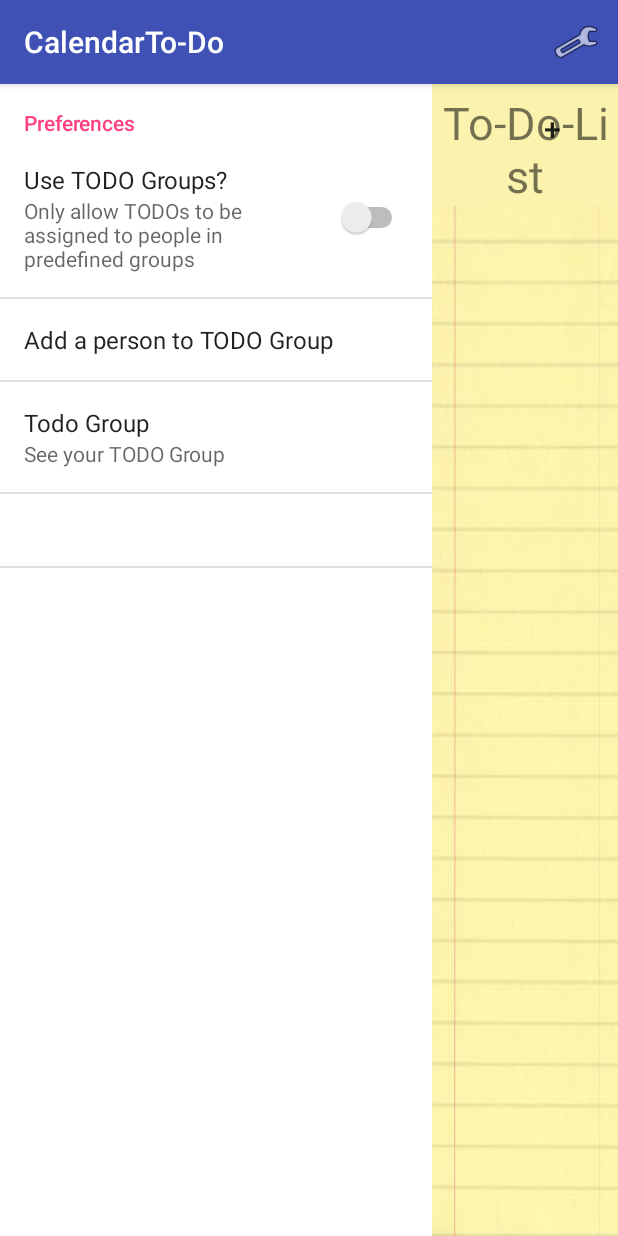
After one commit to rgrambo/calendar-todo, an Android app: the fragment Preference placed in its activity, on a phone screen of 412 x 824 dp. The commit adds this screen. Run offline under Robolectric (Android 15) with nearby library versions, the phone set to English and light mode, and no system bars.

Commit message:
Dont break please

```diff
--- a/CalendarTo-Do/app/build.gradle
+++ b/CalendarTo-Do/app/build.gradle
@@ -25,4 +25,5 @@ dependencies {
     compile 'com.android.support:appcompat-v7:23.1.1'
     compile 'com.android.support:support-v4:23.1.1'
     compile 'joda-time:joda-time:2.9.2'
+    compile 'com.google.code.gson:gson:2.6.2'
 }
--- /dev/null
+++ b/CalendarTo-Do/app/src/main/java/edu/uw/rgrambo/calendarto_do/Preference.java
@@ -0,0 +1,94 @@
+package edu.uw.rgrambo.calendarto_do;
+
+import android.content.SharedPreferences;
+import android.graphics.Color;
+import android.os.Bundle;
+import android.preference.CheckBoxPreference;
+import android.preference.EditTextPreference;
+import android.preference.ListPreference;
+import android.preference.MultiSelectListPreference;
+import android.preference.PreferenceCategory;
+import android.preference.PreferenceFragment;
+import android.preference.PreferenceManager;
+import android.util.Log;
+
+import com.google.gson.Gson;
+
+import org.json.JSONArray;
+
+import java.lang.reflect.Array;
+import java.util.ArrayList;
+import java.util.Arrays;
+import java.util.List;
+
+import edu.uw.rgrambo.calendarto_do.R;
+
+/**
+ * Created by holdenstegman on 3/9/16.
+ */
+public class Preference extends PreferenceFragment implements SharedPreferences.OnSharedPreferenceChangeListener {
+    public Preference() {
+        // Required empty public constructor
+    }
+
+    @Override
+    public void onCreate(Bundle savedInstanceState) {
+        super.onCreate(savedInstanceState);
+        addPreferencesFromResource(R.xml.preference);
+
+//        EditTextPreference editTextPreference = (EditTextPreference) findPreference("test");
+//        PreferenceCategory preferenceCategory = (PreferenceCategory) findPreference("category");
+//        preferenceCategory.removePreference(editTextPreference);
+    }
+
+
+    @Override
+    public void onActivityCreated(Bundle savedInstanceState) {
+        getView().setBackgroundColor(Color.parseColor("#FFFFFF"));
+        super.onActivityCreated(savedInstanceState);
+    }
+
+    @Override
+    public void onResume() {
+        super.onResume();
+        getPreferenceManager().getSharedPreferences().registerOnSharedPreferenceChangeListener(this);
+
+    }
+
+    @Override
+    public void onPause() {
+        getPreferenceManager().getSharedPreferences().unregisterOnSharedPreferenceChangeListener(this);
+        super.onPause();
+    }
+
+    @Override
+    public void onSharedPreferenceChanged(SharedPreferences sharedPreferences, String key) {
+        if (key.equalsIgnoreCase("edittext_addToGroup")) {
+            String newPerson = sharedPreferences.getString("edittext_addToGroup", null);
+            ((EditTextPreference)getPreferenceManager().findPreference("edittext_addToGroup")).setText("");
+            EditTextPreference storedPeople = (EditTextPreference) findPreference("test");
+            String oldValues = storedPeople.getText();
+            Gson gson = new Gson();
+            ArrayList<String> values = gson.fromJson(oldValues, ArrayList.class);
+            if (values == null) {
+                values = new ArrayList<>();
+            }
+            values.add(newPerson);
+            String updatedValues = gson.toJson(values);
+            storedPeople.setText(updatedValues);
+
+
+
+
+            MultiSelectListPreference listPreference = (MultiSelectListPreference) getPreferenceManager().findPreference("listpreference_todoGroup");
+            CharSequence[] entries = listPreference.getEntries();
+            CharSequence[] entryValues = listPreference.getEntryValues();
+            CharSequence[] newEntries = Arrays.copyOf(entries, entries.length + 1);
+            CharSequence[] newEntryValues = Arrays.copyOf(entryValues, entryValues.length + 1);
+            newEntries[newEntries.length - 1] = newPerson;
+            newEntryValues[newEntryValues.length - 1] = "";
+            listPreference.setEntries(newEntries);
+            listPreference.setEntryValues(newEntryValues);
+        }
+    }
+}
--- a/CalendarTo-Do/app/src/main/java/layout/EditEventDialogFragment.java
+++ b/CalendarTo-Do/app/src/main/java/layout/EditEventDialogFragment.java
@@ -5,6 +5,8 @@ import android.app.Dialog;
 import android.content.DialogInterface;
 import android.database.Cursor;
 import android.os.Bundle;
+import android.preference.MultiSelectListPreference;
+import android.preference.PreferenceManager;
 import android.support.v4.app.DialogFragment;
 import android.util.Log;
 import android.view.LayoutInflater;
--- /dev/null
+++ b/CalendarTo-Do/app/src/main/res/menu/settings.xml
@@ -0,0 +1,8 @@
+<menu xmlns:android="http://schemas.android.com/apk/res/android"
+    xmlns:app="http://schemas.android.com/apk/res-auto">
+    <item
+        android:id="@+id/preferences"
+        android:icon="@android:drawable/ic_menu_preferences"
+        android:title="Settings"
+        app:showAsAction="ifRoom"/>
+</menu>
--- /dev/null
+++ b/CalendarTo-Do/app/src/main/res/values/array.xml
@@ -0,0 +1,14 @@
+<?xml version="1.0" encoding="utf-8"?>
+<resources>
+    <string-array name="TodoPeople">
+        <item>Ross</item>
+        <item>Kevin</item>
+    </string-array>
+
+    <string-array name="TodoExtra">
+        <item> </item>
+        <item> </item>
+    </string-array>
+
+    <string-array name="empty_array"/>
+</resources>
--- /dev/null
+++ b/CalendarTo-Do/app/src/main/res/xml/preference.xml
@@ -0,0 +1,26 @@
+<?xml version="1.0" encoding="utf-8"?>
+<PreferenceScreen xmlns:android="http://schemas.android.com/apk/res/android">
+    <PreferenceCategory android:key="category" android:title="Preferences" >
+        <SwitchPreference
+            android:key="switch_enableTodoGroups"
+            android:title="Use TODO Groups?"
+            android:summary="Only allow TODOs to be assigned to people in predefined groups"
+            />
+        <EditTextPreference
+            android:key="edittext_addToGroup"
+            android:title="Add a person to TODO Group"
+            android:dialogMessage="Enter the name of the person you want to add to your TODO group"
+            />
+        <MultiSelectListPreference
+            android:key="listpreference_todoGroup"
+            android:title="Todo Group"
+            android:summary="See your TODO Group"
+            android:entries="@array/TodoPeople"
+            android:entryValues="@array/TodoExtra"
+            android:defaultValue="@array/empty_array"
+            />
+        <EditTextPreference
+            android:key="test"
+            android:visibility="invisible" />
+    </PreferenceCategory>
+</PreferenceScreen>
```
Also changed, not shown: CalendarTo-Do/app/src/main/java/edu/uw/rgrambo/calendarto_do/AddTodoFragment.java (+67 -1 lines), CalendarTo-Do/app/src/main/java/edu/uw/rgrambo/calendarto_do/MainActivity.java (+42 -0 lines), CalendarTo-Do/app/src/main/res/layout/fragment_add_todo.xml (+10 -3 lines).
